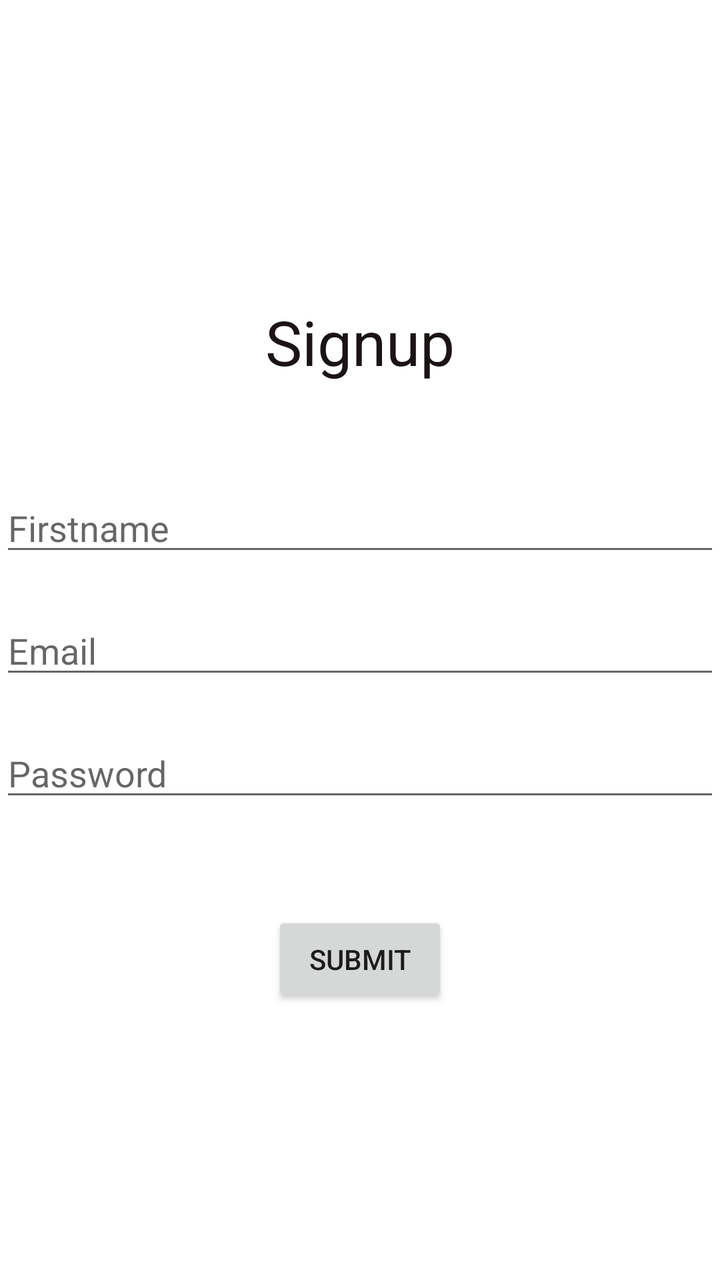
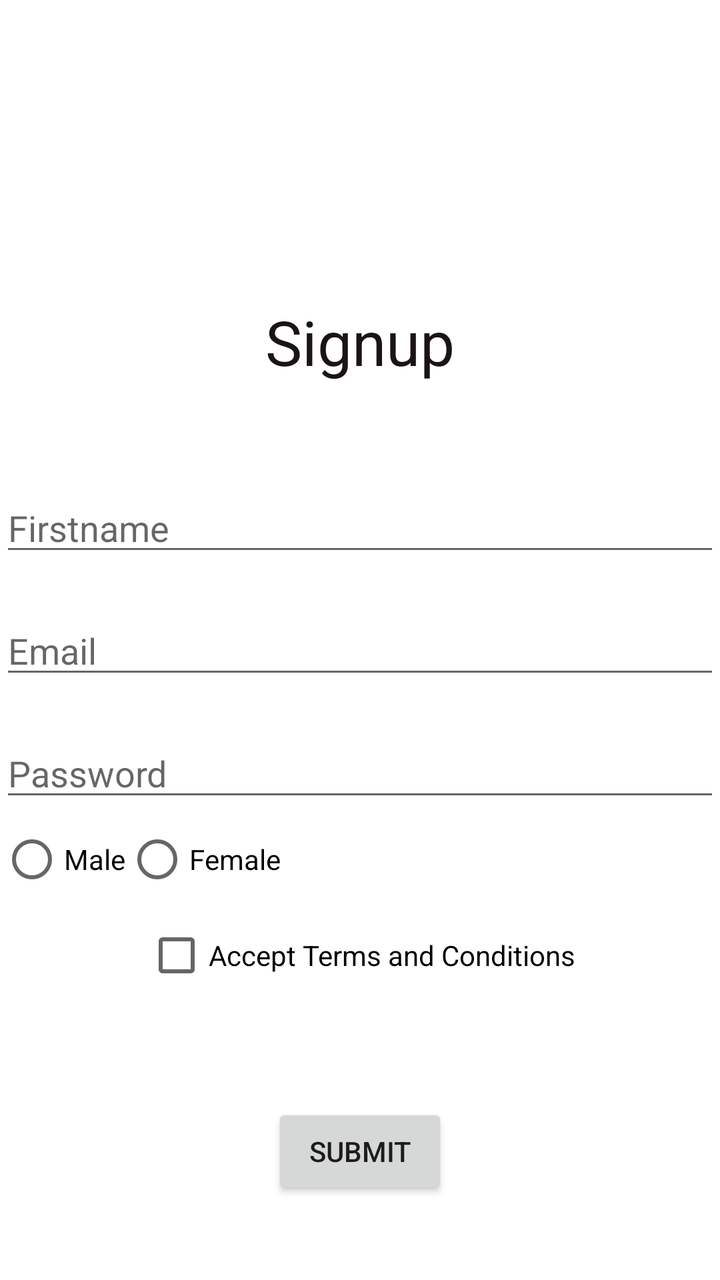

Compare the two renders of this Android layout. The source of the first and the diff that turns it into the second are given below.
<!-- AndroidManifest.xml: application theme Theme.Gnr26AndroidFri6_Sat7 -->
<!-- res/layout/activity_registration.xml -->
<?xml version="1.0" encoding="utf-8"?>
<RelativeLayout xmlns:android="http://schemas.android.com/apk/res/android"
    xmlns:app="http://schemas.android.com/apk/res-auto"
    xmlns:tools="http://schemas.android.com/tools"
    android:id="@+id/main"
    android:layout_width="match_parent"
    android:layout_height="match_parent"
    tools:context=".RegistrationActivity">


        <TextView
            android:layout_width="wrap_content"
            android:layout_height="wrap_content"
            android:id="@+id/tvRegistrationTitle"
            android:text="Signup"
            android:textSize="15pt"
            android:layout_centerHorizontal="true"
            android:layout_marginTop="150dp"
            android:textColor="#1A1414"
            />

    <EditText
        android:layout_width="match_parent"
        android:layout_height="wrap_content"
        android:id="@+id/edtRegistrationFirstName"
        android:layout_below="@id/tvRegistrationTitle"
        android:layout_marginTop="50dp"
        android:hint="Firstname"
        />

    <EditText
        android:layout_width="match_parent"
        android:layout_height="wrap_content"
        android:id="@+id/edtRegistrationEmail"
        android:layout_below="@id/edtRegistrationFirstName"
        android:layout_marginTop="20dp"
        android:hint="Email"
        />

    <EditText
        android:layout_width="match_parent"
        android:layout_height="wrap_content"
        android:id="@+id/edtRegistrationPassword"
        android:layout_below="@id/edtRegistrationEmail"
        android:layout_marginTop="20dp"
        android:hint="Password"
        android:inputType="textPassword"
        />


    <Button
        android:layout_width="wrap_content"
        android:layout_height="wrap_content"
        android:id="@+id/btnRegistrationSubmit"
        android:layout_below="@id/edtRegistrationPassword"
        android:text="Submit"
        android:layout_centerHorizontal="true"
        android:layout_marginTop="50dp"
        />


</RelativeLayout>
<!-- resources referenced by this layout -->
<resources>
  <style name="Theme.Gnr26AndroidFri6_Sat7" parent="Theme.MaterialComponents.DayNight.DarkActionBar">
          
          <item name="colorPrimary">@color/purple_500</item>
          <item name="colorPrimaryVariant">@color/purple_700</item>
          <item name="colorOnPrimary">@color/white</item>
          
          <item name="colorSecondary">@color/teal_200</item>
          <item name="colorSecondaryVariant">@color/teal_700</item>
          <item name="colorOnSecondary">@color/black</item>
          
          <item name="android:statusBarColor">?attr/colorPrimaryVariant</item>
          
      </style>
  <color name="purple_500">#FF6200EE</color>
  <color name="purple_700">#FF3700B3</color>
  <color name="white">#FFFFFFFF</color>
  <color name="teal_200">#FF03DAC5</color>
  <color name="teal_700">#FF018786</color>
  <color name="black">#FF000000</color>
</resources>

<!-- the commit's change to res/layout/activity_registration.xml (unified diff, before → after) -->
@@ -47,12 +47,46 @@
         android:inputType="textPassword"
         />
 
+    <RadioGroup
+        android:layout_width="wrap_content"
+        android:layout_height="wrap_content"
+        android:id="@+id/rgRegistrationGender"
+        android:orientation="horizontal"
+        android:layout_below="@id/edtRegistrationPassword"
+        >
+        <RadioButton
+            android:layout_width="wrap_content"
+            android:layout_height="wrap_content"
+            android:id="@+id/rbRegistrationMale"
+            android:text="Male"
+            />
+        <RadioButton
+            android:layout_width="wrap_content"
+            android:layout_height="wrap_content"
+            android:id="@+id/rbRegistrationFemale"
+            android:text="Female"
+            />
+
+
+    </RadioGroup>
+
+    <CheckBox
+        android:layout_width="wrap_content"
+        android:layout_height="wrap_content"
+        android:id="@+id/cbRegistrationtnc"
+        android:text="Accept Terms and Conditions"
+        android:layout_below="@id/rgRegistrationGender"
+        android:layout_centerHorizontal="true"
+        />
+
+
+
 
     <Button
         android:layout_width="wrap_content"
         android:layout_height="wrap_content"
         android:id="@+id/btnRegistrationSubmit"
-        android:layout_below="@id/edtRegistrationPassword"
+        android:layout_below="@id/cbRegistrationtnc"
         android:text="Submit"
         android:layout_centerHorizontal="true"
         android:layout_marginTop="50dp"
